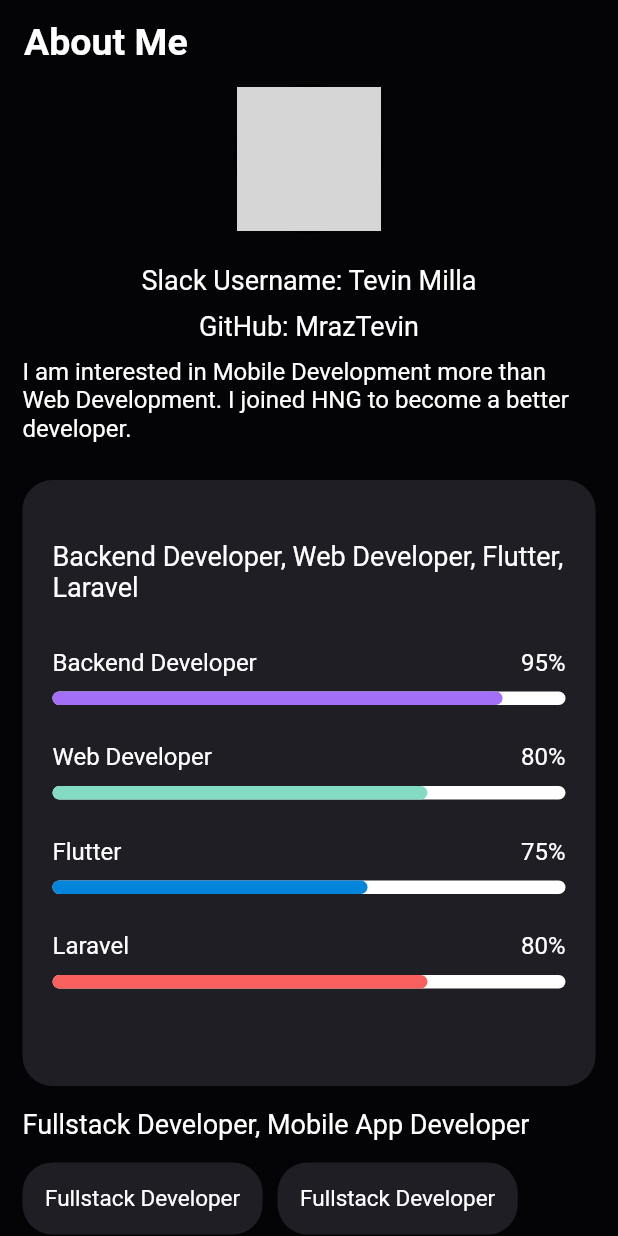
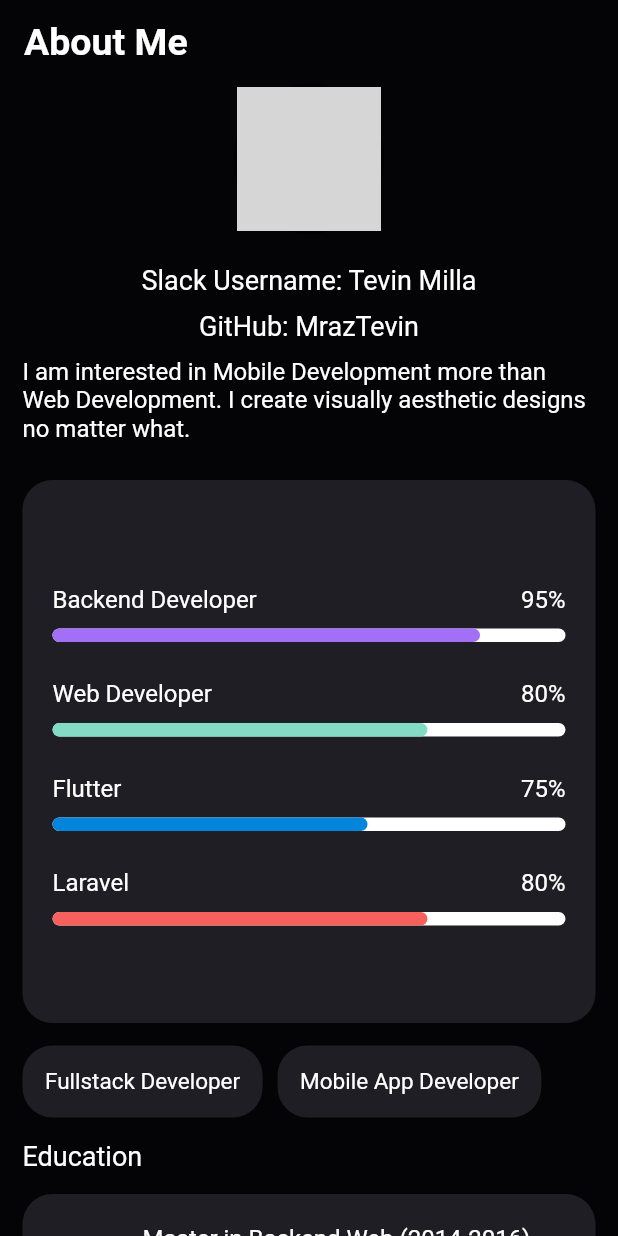
Before and after one commit to MrazTevin/View-CV, a Flutter app: the screen it shows after launch, on a phone screen of 412 x 824 dp. Run offline on Flutter 3.47's test engine with Material 2 defaults, Android fonts, the phone set to English and light mode, and no system bars; grey boxes are pictures that could not be loaded.

```diff
--- a/lib/pages/home_page.dart
+++ b/lib/pages/home_page.dart
@@ -15,6 +15,8 @@ class HomePage extends StatefulWidget {
 class _HomePageState extends State<HomePage> {
   late List<String> experiences;
   late List<String>  educations;
+  late List<String>  skillss;
+  late List<String> intrestss;
   late Map<String, dynamic> cvData = {
     'skills': 'Backend Developer, Web Developer, Flutter, Laravel',
     'interests': 'Fullstack Developer, Mobile App Developer',
@@ -33,6 +35,8 @@ class _HomePageState extends State<HomePage> {
     };
     experiences = cvData['experience'].split(', ');
     educations = cvData['education'].split(', ');
+    skillss = cvData['skills'].split(', ');
+    intrestss  = cvData['interests'].split(', ');
   }
 
   // Function to update CV data
@@ -40,7 +44,9 @@ class _HomePageState extends State<HomePage> {
     setState(() {
       cvData = editedData;
       experiences = cvData['experience'].split(', ');
-      educations = cvData['education'];
+      educations = cvData['education'].split(', ');
+      skillss = cvData['skills'].split(', ');
+      intrestss  = cvData['interests'].split(', ');
     });
   }
 
@@ -99,7 +105,7 @@ class _HomePageState extends State<HomePage> {
                   SizedBox(height: 10.0), // Add some spacing
                   Center(
                     child: Text(
-                      'I am interested in Mobile Development more than Web Development. I joined HNG to become a better developer.',
+                      'I am interested in Mobile Development more than Web Development. I create visually aesthetic designs no matter what.',
                       style: TextStyle(
                         color: Colors.white,
                         fontSize: 16.0,
@@ -121,20 +127,20 @@ class _HomePageState extends State<HomePage> {
                 child: Column(
                   crossAxisAlignment: CrossAxisAlignment.start,
                   children: [
-                    Text(cvData['skills'], style: TextStyle(color: Colors.white, fontSize: 18)),
+                    // Text(cvData['skills'], style: TextStyle(color: Colors.white, fontSize: 18)),
                     SizedBox(height: 30.0),
-                    ProgressBarCustom(skill: 'Backend Developer', porcentaje: '95',color: Color(0xffA36FF6)),
-                    ProgressBarCustom(skill: 'Web Developer', porcentaje: '80',color: Color(0xff83DBC5), barra: 250),
-                    ProgressBarCustom(skill: 'Flutter', porcentaje: '75',color: Color(0xff0385DC), barra: 210),
-                    ProgressBarCustom(skill: 'Laravel', porcentaje: '80',color: Color(0xffF7605D), barra: 250),
+                    // ProgressBarCustom(skill: 'Backend Developer', porcentaje: '95',color: Color(0xffA36FF6)),
+                    ProgressBarCustom(skill: skillss[0], porcentaje: '95',color: Color(0xffA36FF6), barra: 285),
+                    ProgressBarCustom(skill: skillss[1], porcentaje: '80',color: Color(0xff83DBC5), barra: 250),
+                    ProgressBarCustom(skill: skillss[2], porcentaje: '75',color: Color(0xff0385DC), barra: 210),
+                    ProgressBarCustom(skill: skillss[3], porcentaje: '80',color: Color(0xffF7605D), barra: 250),
                   ],
                 ),
               ),
 
               SizedBox(height: 15.0),
-              Text(cvData['interests'], style: TextStyle(color: Colors.white, fontSize: 18)),
-              SizedBox(height: 15.0),
-
+              // Text(cvData['interests'], style: TextStyle(color: Colors.white, fontSize: 18)),
+              // SizedBox(height: 15.0),
               Column(
                 children: [
                   Row(children: [
@@ -143,7 +149,8 @@ class _HomePageState extends State<HomePage> {
                       decoration: BoxDecoration(
                           color: Color(0xff1F1E25),
                           borderRadius: BorderRadius.circular(20.0)),
-                      child: Text('Fullstack Developer', style: TextStyle(color: Colors.white, fontSize: 15)),
+                      // child: Text('Fullstack Developer', style: TextStyle(color: Colors.white, fontSize: 15)),
+                      child: Text(intrestss[0], style: TextStyle(color: Colors.white, fontSize: 15)),
                     ),
                     SizedBox(width: 10.0),
                     Container(
@@ -151,14 +158,15 @@ class _HomePageState extends State<HomePage> {
                       decoration: BoxDecoration(
                           color: Color(0xff1F1E25),
                           borderRadius: BorderRadius.circular(20.0)),
-                      child: Text('Fullstack Developer', style: TextStyle(color: Colors.white, fontSize: 15)),
+                      // child: Text('Fullstack Developer', style: TextStyle(color: Colors.white, fontSize: 15)),
+                      child: Text(intrestss[1], style: TextStyle(color: Colors.white, fontSize: 15)),
                     )
                   ])
                 ],
               ),
 
               SizedBox(height: 15.0),
-              Text('education', style: TextStyle(color: Colors.white, fontSize: 18)),
+              Text('Education', style: TextStyle(color: Colors.white, fontSize: 18)),
               SizedBox(height: 15.0),
               // CardCustom(text: this.cvData['education'],colorIcon: Color(0xffA36FF6), isEducation: true, education: '2014 - 2016 . University',),
               // CardCustom(text: 'Master in Backend Web',colorIcon: Color(0xffA36FF6), isEducation: true, education: '2014 - 2016 . University',),
```
